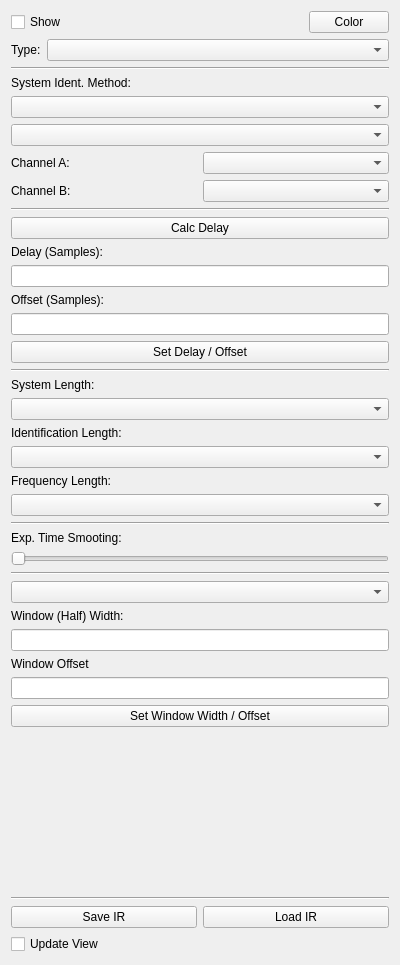
Old version of the form channelconfigwidget.ui in the repository uchrisu/Caa.
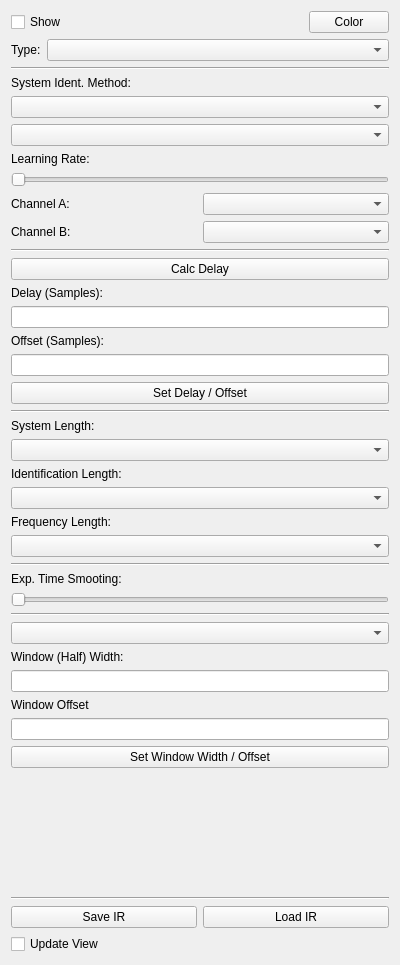
New version of the form.

What changed in the file:
```diff
--- a/channelconfigwidget.ui
+++ b/channelconfigwidget.ui
@@ -86,6 +86,23 @@
      <item>
       <widget class="QComboBox" name="comboBox_SysIdentWindow"/>
      </item>
+     <item>
+      <widget class="QLabel" name="label_SysIdentMu">
+       <property name="text">
+        <string>Learning Rate:</string>
+       </property>
+      </widget>
+     </item>
+     <item>
+      <widget class="QSlider" name="horizontalSlider_SysIdentMu">
+       <property name="maximum">
+        <number>100</number>
+       </property>
+       <property name="orientation">
+        <enum>Qt::Horizontal</enum>
+       </property>
+      </widget>
+     </item>
      <item>
       <layout class="QHBoxLayout" name="horizontalLayout_comb_chanA">
        <item>
```
